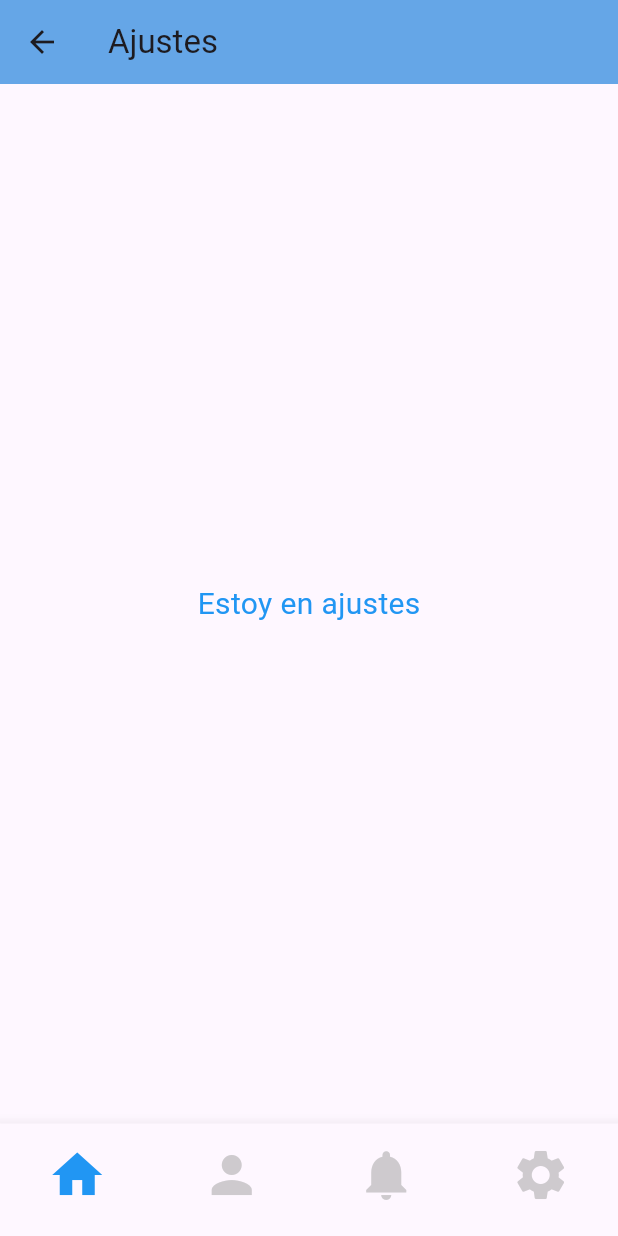
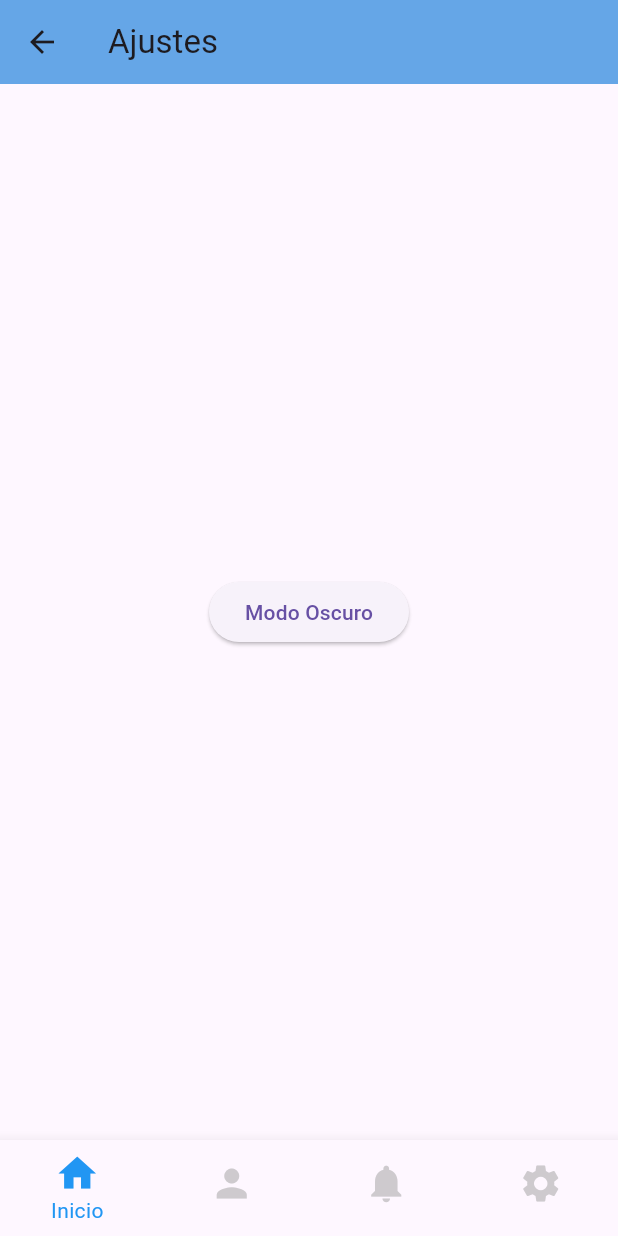
Before and after one commit to Abrajam7611/MediStockMovil, a Flutter app: the SettingsScreen screen opened by its route, on a phone screen of 412 x 824 dp. Run offline on Flutter 3.47's test engine with Material 3 defaults, Android fonts, the phone set to English and light mode, and no system bars.

Commit message:
Correción de errores

```diff
--- a/lib/screen/main_screen.dart
+++ b/lib/screen/main_screen.dart
@@ -19,6 +19,7 @@ class MyApp extends StatelessWidget {
       home: const LoginScreen(), // Pantalla inicial
       routes: {
         '/home': (context) => const HomeScreen(), // Ruta para HomeScreen
+        '/login': (context) => const LoginScreen(), // Ruta para LoginScreen
       },
     );
   }
--- a/lib/screen/settings_screen.dart
+++ b/lib/screen/settings_screen.dart
@@ -6,12 +6,29 @@ class SettingsScreen extends StatelessWidget {
 
   @override
   Widget build(BuildContext context) {
-    return const BaseScaffold(
+    // Controlador de tema actual
+    final theme = Theme.of(context);
+    final isDarkMode = theme.brightness == Brightness.dark;
+
+    void toggleTheme() {
+      final newThemeMode = isDarkMode ? ThemeMode.light : ThemeMode.dark;
+    }
+
+    return BaseScaffold(
       title: 'Ajustes',
       body: Center(
-        child: Text(
-          'Estoy en ajustes',
-          style: TextStyle(fontSize: 20, color: Colors.blue),
+        child: Column(
+          mainAxisAlignment: MainAxisAlignment.center,
+          children: [
+            const SizedBox(height: 20),
+            // Botón para alternar entre modo claro y oscuro
+            ElevatedButton(
+              onPressed: toggleTheme,
+              child: Text(isDarkMode ? 'Modo Claro' : 'Modo Oscuro'),
+            ),
+            const SizedBox(height: 20),
+
+          ],
         ),
       ),
     );
--- a/lib/widgets/base_scaffold.dart
+++ b/lib/widgets/base_scaffold.dart
@@ -19,25 +19,21 @@ class BaseScaffold extends StatefulWidget {
 class _BaseScaffoldState extends State<BaseScaffold> {
   int _selectedIndex = 0;
 
+  final List<String> _routes = [
+    '/home',
+    '/edit_profile',
+    '/notifications',
+    '/settings',
+  ];
+
   void _onItemTapped(int index) {
+    if (index == _selectedIndex) return; // Evita recargar la misma pantalla
+
     setState(() {
       _selectedIndex = index;
     });
 
-    switch (index) {
-      case 0:
-        Navigator.pushReplacementNamed(context, '/home');
-        break;
-      case 1:
-        Navigator.pushReplacementNamed(context, '/edit_profile');
-        break;
-      case 2:
-        Navigator.pushNamed(context, '/notifications');
-        break;
-      case 3:
-        Navigator.pushNamed(context, '/settings');
-        break;
-    }
+    Navigator.pushReplacementNamed(context, _routes[index]);
   }
 
   @override
@@ -46,53 +42,35 @@ class _BaseScaffoldState extends State<BaseScaffold> {
       appBar: AppBar(
         title: Text(widget.title),
         backgroundColor: const Color.fromARGB(255, 101, 166, 231),
-        actions: widget.actions, // Agregar acciones personalizadas
+        actions: widget.actions,
       ),
       body: widget.body,
       bottomNavigationBar: BottomNavigationBar(
-        items: <BottomNavigationBarItem>[
+        items: const <BottomNavigationBarItem>[
           BottomNavigationBarItem(
-            icon: Icon(
-              Icons.home,
-              color: _selectedIndex == 0
-                  ? Colors.blue
-                  : Colors.grey.withOpacity(0.5),
-            ),
-            label: '',
+            icon: Icon(Icons.home),
+            label: 'Inicio',
           ),
           BottomNavigationBarItem(
-            icon: Icon(
-              Icons.person,
-              color: _selectedIndex == 1
-                  ? Colors.blue
-                  : Colors.grey.withOpacity(0.5),
-            ),
-            label: '',
+            icon: Icon(Icons.person),
+            label: 'Perfil',
           ),
           BottomNavigationBarItem(
-            icon: Icon(
-              Icons.notifications,
-              color: _selectedIndex == 2
-                  ? Colors.blue
-                  : Colors.grey.withOpacity(0.5),
-            ),
-            label: '',
+            icon: Icon(Icons.notifications),
+            label: 'Notificaciones',
           ),
           BottomNavigationBarItem(
-            icon: Icon(
-              Icons.settings,
-              color: _selectedIndex == 3
-                  ? Colors.blue
-                  : Colors.grey.withOpacity(0.5),
-            ),
-            label: '',
+            icon: Icon(Icons.settings),
+            label: 'Ajustes',
           ),
         ],
         currentIndex: _selectedIndex,
+        selectedItemColor: Colors.blue, // Color del ícono seleccionado
+        unselectedItemColor: Colors.grey.withOpacity(0.5), // Color de íconos no seleccionados
         onTap: _onItemTapped,
-        showSelectedLabels: false,
+        showSelectedLabels: true,
         showUnselectedLabels: false,
-        iconSize: 40,
+        iconSize: 30,
         type: BottomNavigationBarType.fixed,
       ),
     );
```
Also changed, not shown: lib/main.dart (+7 -8 lines), lib/screen/home_screen.dart (+21 -4 lines).
